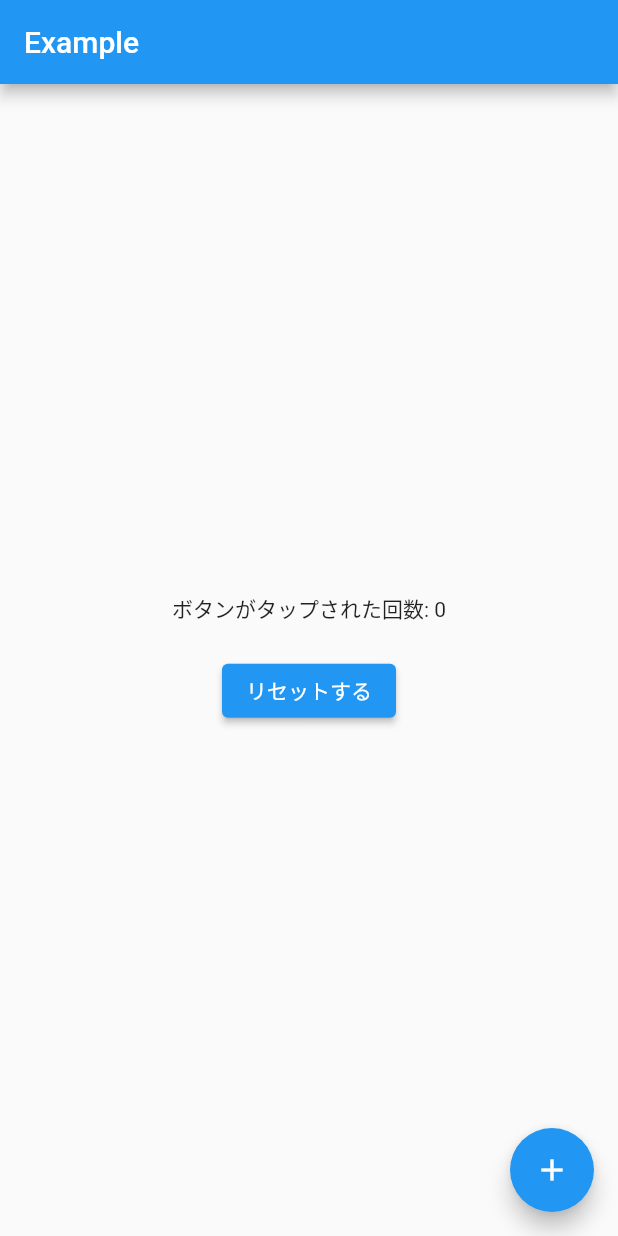
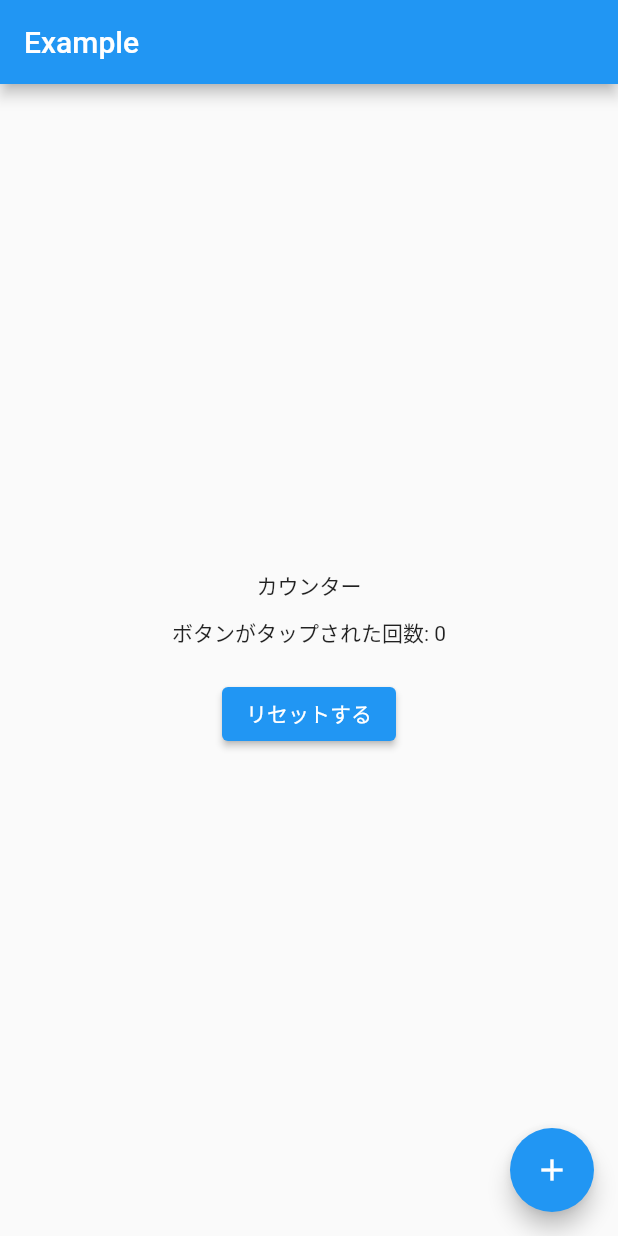
Before and after one commit to hachimitsuboy/flutter_practice4, a Flutter app: the screen it shows after launch, on a phone screen of 412 x 824 dp. Run offline on Flutter 3.47's test engine with Material 2 defaults, Android fonts, the phone set to English and light mode, and no system bars; our stand-ins replace flutter_riverpod.

Commit message:
providerの文字を表示させた

```diff
--- a/lib/main.dart
+++ b/lib/main.dart
@@ -3,7 +3,7 @@ import 'package:flutter_riverpod/flutter_riverpod.dart';
 import 'package:riverpod_pracitce/models/counter_model.dart';
 
 // normal Provider
-final helloWorldProvider = Provider((_) => 'Hello world');
+final helloWorldProvider = Provider((_) => "カウンター");
 
 //ChangeNotifierProvider
 final counterProvider = ChangeNotifierProvider(
@@ -33,6 +33,8 @@ class MyApp extends ConsumerWidget {
           child: Column(
             mainAxisAlignment: MainAxisAlignment.center,
             children: [
+              Text(value),
+              const SizedBox(height: 10),
               Text("ボタンがタップされた回数: $count"),
               const SizedBox(height: 20),
               ElevatedButton(onPressed: () => refresh(ref), child: const Text("リセットする"),)
```
